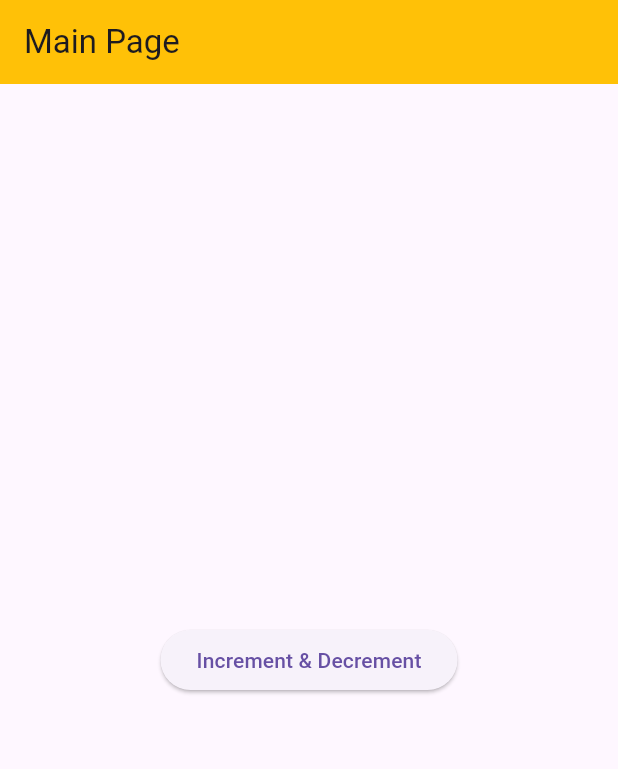
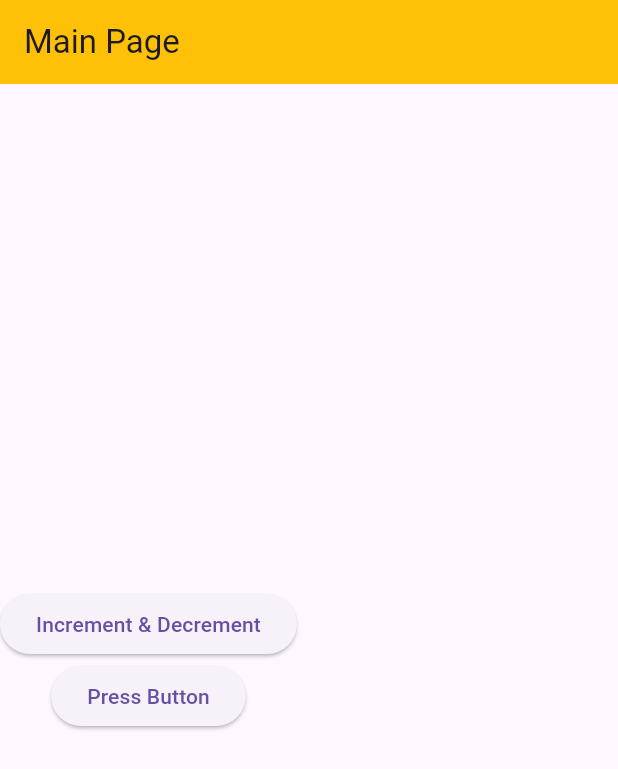
Before and after one commit to Damarazka/dart_fundamental, a Flutter app: the screen it shows after launch, on a phone screen of 412 x 824 dp. Shown: the top 769 px of the screen. Run offline on Flutter 3.47's test engine with Material 3 defaults, Android fonts, the phone set to English and light mode, and no system bars.

Commit message:
move button

```diff
--- a/lib/main.dart
+++ b/lib/main.dart
@@ -1,5 +1,6 @@
 import 'package:dart_fundamental/first.dart';
 import 'package:dart_fundamental/main_page.dart';
+import 'package:dart_fundamental/press.dart';
 import 'package:flutter/material.dart';
 
 void main() {
@@ -19,7 +20,8 @@
       initialRoute: '/',
       routes: {
         '/':(context) => const MainPage(),
-        '/ind':(context) => const FirstPage()
+        '/ind':(context) => const FirstPage(),
+        '/press':(context) => const PressPage()
       },
     );
   }
--- a/lib/main_page.dart
+++ b/lib/main_page.dart
@@ -9,16 +9,18 @@ class MainPage extends StatelessWidget {
       appBar: AppBar(
         title: Text("Main Page"),
       ),
-      body: Center(
-        child: Column(
+      body: Column(
             mainAxisAlignment: MainAxisAlignment.center,
             children: <Widget>[
               ElevatedButton(
                   onPressed: () {
                     Navigator.pushNamed(context, '/ind');
-                }, child: Text("Increment & Decrement"))
+                  }, child: Text("Increment & Decrement")),
+              ElevatedButton(
+                  onPressed: () {
+                    Navigator.pushNamed(context, '/press');
+                  }, child: Text("Press Button"))
             ],
-        ),
           ),
         );
   }
```
Also changed, not shown: lib/press.dart (added, +44 -0 lines). Lines whose indentation alone changed are shown as unchanged.
